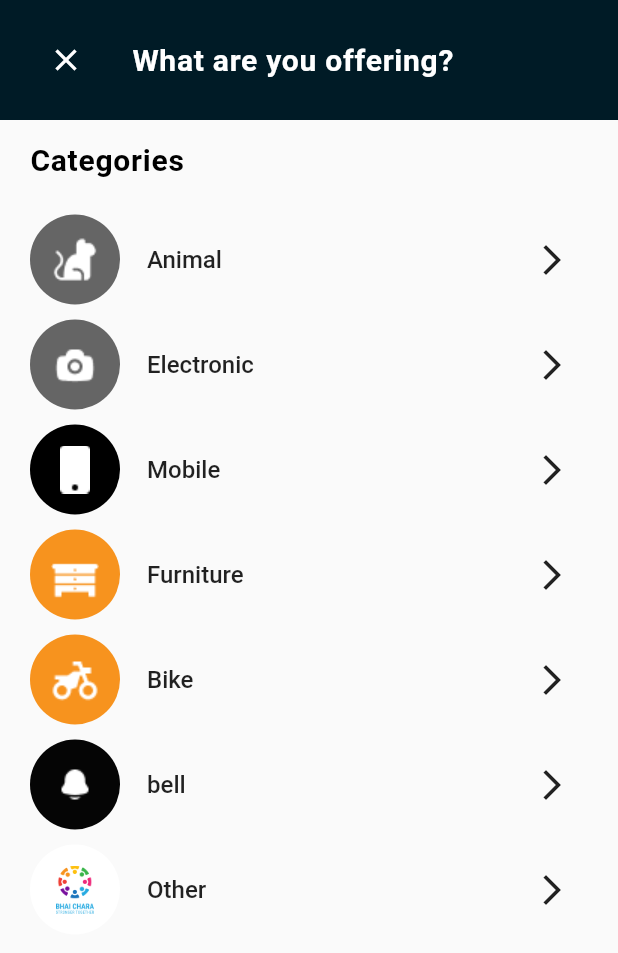
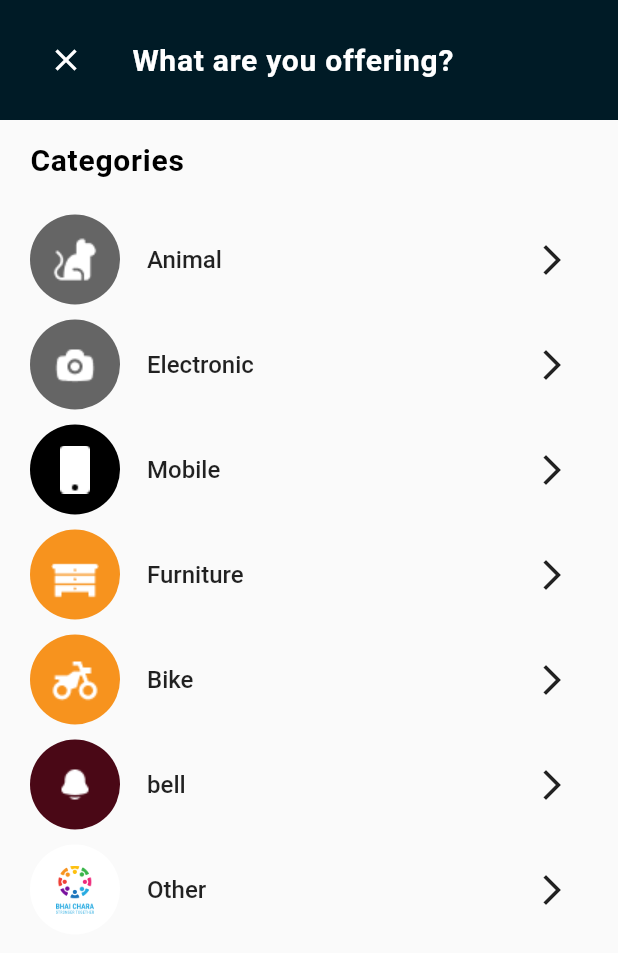
Before and after one commit to devsinntechnologies/bhai-chara, a Flutter app: the SellScreen screen opened directly, on a phone screen of 412 x 824 dp. Shown: the top 953 px of the screen. Run offline on Flutter 3.47's test engine with Material 2 defaults, Android fonts, the phone set to English and light mode, and no system bars; our stand-ins replace cloud_firestore, firebase_core, firebase_storage, geocoding, geolocator, image_picker and 2 more; accounts and stored records are empty.

Commit message:
push done

```diff
--- a/lib/main.dart
+++ b/lib/main.dart
@@ -6,6 +6,7 @@ import 'package:bhai_chara/provider/slider_provider.dart';
 import 'package:bhai_chara/provider/timer_provider.dart';
 import 'package:bhai_chara/provider/switch_provider.dart';
 import 'package:bhai_chara/provider/visibility_provider.dart';
+import 'package:bhai_chara/view/home-screens/sell_screen.dart';
 import 'package:bhai_chara/view/onboard_screens/splash_screen.dart';
 import 'package:firebase_core/firebase_core.dart';
 import 'package:flutter/material.dart';
@@ -45,7 +46,7 @@ class MyApp extends StatelessWidget {
           // theme: ThemeData(
           //   fontFamily: "Lora-Regular",
           // ),
-          home: SplashScreen(),
+          home: SellScreen(),
         ));
   }
 }
--- a/lib/utils/circle_avatar_row.dart
+++ b/lib/utils/circle_avatar_row.dart
@@ -1,16 +1,19 @@
-
-
 import 'package:flutter/material.dart';
 
+class CustomCircleAvatarRow extends StatelessWidget {
+  final link, col, txt, ontap, selected;
 
-class CustomCircleAvatarRow extends StatelessWidget {
-  final link, col, txt, ontap;
-   CustomCircleAvatarRow({required this.link, required this.col, required this.txt, required this.ontap});
+  CustomCircleAvatarRow(
+      {super.key,
+      required this.link,
+      required this.col,
+      required this.txt,
+      required this.ontap,
+      this.selected});
 
   @override
   Widget build(BuildContext context) {
-    return
-          InkWell(
+    return InkWell(
       onTap: ontap,
       child: Padding(
         padding: const EdgeInsets.only(left: 20, top: 10, right: 20),
@@ -18,20 +21,35 @@ class CustomCircleAvatarRow extends StatelessWidget {
           children: [
             CircleAvatar(
               backgroundColor: col,
-                     child:  Image(
+              child: Image(
                 image: AssetImage(link),
                 height: 32,
                 width: 32,
               ),
               radius: 30,
             ),
-
             Padding(
               padding: const EdgeInsets.only(left: 18),
-                    child: Text(txt,style:const  TextStyle(fontSize: 16, fontWeight: FontWeight.w500,),),
+              child: Text(
+                txt,
+                style: const TextStyle(
+                  fontSize: 16,
+                  fontWeight: FontWeight.w500,
+                ),
+              ),
             ),
             const Spacer(),
-                 IconButton(onPressed: (){}, icon:const  Icon(Icons.arrow_forward_ios, size: 24,))
+            IconButton(
+                onPressed: () {},
+                icon: selected
+                    ? Icon(
+                        Icons.arrow_downward,
+                        size: 24,
+                      )
+                    : Icon(
+                        Icons.arrow_forward_ios,
+                        size: 24,
+                      ))
           ],
         ),
       ),
--- a/lib/view/home-screens/sell_screen.dart
+++ b/lib/view/home-screens/sell_screen.dart
@@ -4,6 +4,7 @@ import 'package:bhai_chara/common/custom_button.dart';
 import 'package:bhai_chara/utils/app_colors.dart';
 import 'package:bhai_chara/utils/text-styles.dart';
 import 'package:bhai_chara/view/home-screens/sell_sub_categorie_screen.dart';
+import 'package:bhai_chara/view/post%20and%20detail/post_and_detail_1.dart';
 import 'package:flutter/material.dart';
 // import '../../common/custom_container_tile.dart';
 import '../../common/custom_container_tile.dart';
@@ -29,16 +30,16 @@ class _SellScreenState extends State<SellScreen> {
     Color.fromARGB(255, 128, 128, 128),
     Color.fromARGB(255, 179, 179, 179),
     Color.fromARGB(255, 101, 101, 101),
-    Color(0xff808080),
-    Color.fromARGB(255, 220, 236, 250),
-    Color.fromARGB(248, 214, 219, 221),
-    Color(0xffE6E6E6),
+    Color.fromARGB(255, 202, 93, 93),
+    Color.fromARGB(255, 226, 70, 200),
+    Color.fromARGB(248, 6, 110, 29),
+    Colors.cyan,
     Color(0xff001B26),
     Color(0xfa001B26),
     Color.fromARGB(255, 0, 27, 38),
     Colors.black,
     Color(0xff000000),
-    Color(0xfa000000),
+    Color.fromARGB(249, 70, 2, 17),
   ];
   List<String> SellCategory = [
     "Animal",
@@ -64,6 +65,25 @@ class _SellScreenState extends State<SellScreen> {
   }
 
   TextEditingController otherController = TextEditingController();
+  bool isTextFieldEmpty = true;
+
+  @override
+  void initState() {
+    super.initState();
+
+    // Listen to changes in the text field and update the button visibility accordingly.
+    otherController.addListener(() {
+      setState(() {
+        isTextFieldEmpty = otherController.text.isEmpty;
+      });
+    });
+  }
+
+  @override
+  void dispose() {
+    otherController.dispose();
+    super.dispose();
+  }
 
   @override
   Widget build(BuildContext context) {
@@ -94,6 +114,7 @@ class _SellScreenState extends State<SellScreen> {
               children: [
                 for (int i = 0; i < Selling.length; i++)
                   CustomCircleAvatarRow(
+                    selected: false,
                     link: Selling[i],
                     col: randomColorList[i],
                     txt: SellCategory[i],
@@ -108,6 +129,7 @@ class _SellScreenState extends State<SellScreen> {
                     },
                   ),
                 CustomCircleAvatarRow(
+                    selected: selected,
                     link: 'assets/images/logo.png',
                     txt: 'Other',
                     col: AppColors.white,
@@ -133,8 +155,9 @@ class _SellScreenState extends State<SellScreen> {
                 const SizedBox(
                   height: 5,
                 ),
-                if (otherController.text.isNotEmpty)
-                  CustomButton(
+                Visibility(
+                  visible: !isTextFieldEmpty,
+                  child: CustomButton(
                     width: size.width * .30,
                     text: "Next",
                     onTap: () {
@@ -143,13 +166,15 @@ class _SellScreenState extends State<SellScreen> {
                       Selling.add('assets/images/logo.png');
                       push(
                           context,
-                          SubCategorieScreen(
+                          PostDetailScreen1(
+                            subtext: "",
                             link: 'assets/images/logo.png',
-                            text: otherController.text,
                             color: Colors.white,
+                            titletext: otherController.text,
                           ));
                     },
-                  )
+                  ),
+                )
               ],
             ),
           ]),
--- a/lib/view/post and detail/post_and_detail_1.dart
+++ b/lib/view/post and detail/post_and_detail_1.dart
@@ -180,7 +180,7 @@ class _PostDetailScreen1State extends State<PostDetailScreen1> {
                               tap: () {
                                 push(context, RootScreen());
                               },
-                              back_color: AppColors.orangeColor,
+                              back_color: widget.color,
                               circular_radius: 30.0,
                               circularwidget: Container(
                                   height: 65.0,
```
Lines whose indentation alone changed are shown as unchanged.
